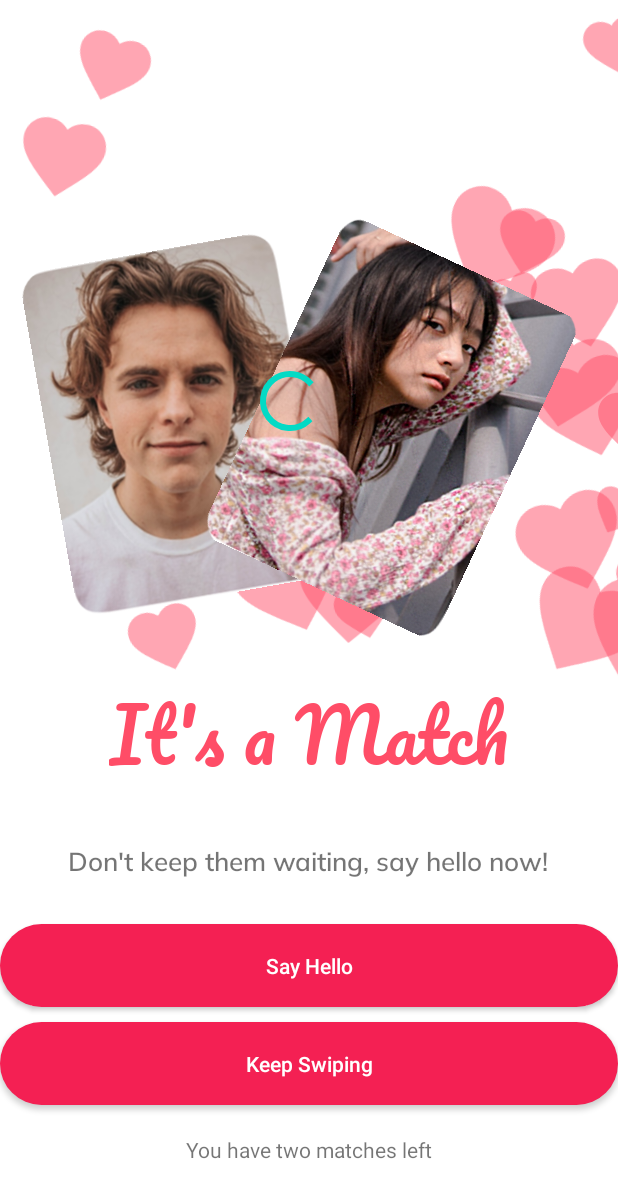
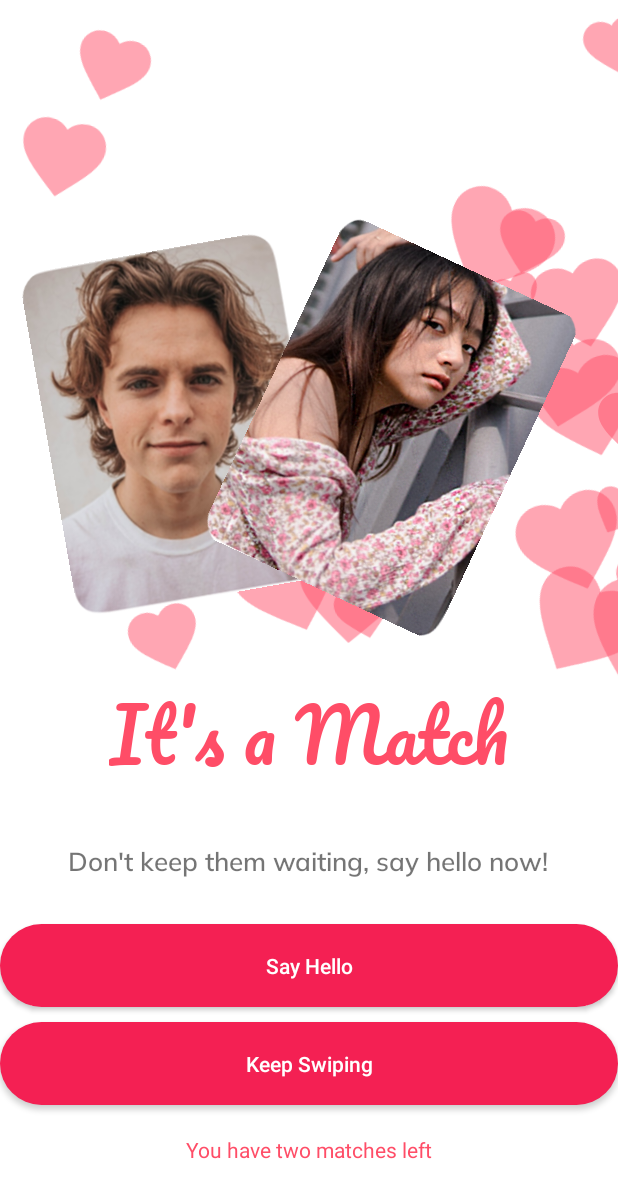
Before and after one commit to chhavisharma30/Match-People, an Android app: the Matched screen opened directly, with no data from a screen before it, on a phone screen of 412 x 824 dp. Shown: the top 1198 px of the screen. Run offline under Robolectric (Android 15) with nearby library versions, the phone set to English and light mode, and no system bars; 1 statement that could not run was skipped.

Commit message:
Completed Match Section

```diff
--- a/app/build.gradle
+++ b/app/build.gradle
@@ -39,6 +39,7 @@ dependencies {
     implementation 'com.google.android.material:material:1.9.0'
     implementation 'androidx.constraintlayout:constraintlayout:2.1.4'
     testImplementation 'junit:junit:4.13.2'
+    implementation 'com.google.firebase:firebase-database-ktx:20.0.1'
     implementation 'androidx.recyclerview:recyclerview:1.3.0'
     androidTestImplementation 'androidx.test.ext:junit:1.1.5'
     androidTestImplementation 'androidx.test.espresso:espresso-core:3.5.1'
--- a/app/src/main/res/layout/activity_matched.xml
+++ b/app/src/main/res/layout/activity_matched.xml
@@ -89,6 +89,7 @@
         android:layout_width="wrap_content"
         android:layout_height="wrap_content"
         android:layout_marginTop="20dp"
+        android:textColor="#FF4D67"
         android:text="You have two matches left"
         app:layout_constraintBottom_toBottomOf="parent"
         app:layout_constraintEnd_toEndOf="parent"
@@ -122,20 +123,6 @@
         app:layout_constraintVertical_bias="0.824"
         app:srcCompat="@drawable/carousel3" />
 
-    <ProgressBar
-        android:id="@+id/progressBar2"
-        android:indeterminate="false"
-        android:progressDrawable="@drawable/progress_bar_custom"
-        android:max="100"
-        android:progress="50"
-        android:layout_width="wrap_content"
-        android:layout_height="wrap_content"
-        app:layout_constraintBottom_toTopOf="@+id/textView2"
-        app:layout_constraintEnd_toEndOf="@+id/imageView"
-        app:layout_constraintHorizontal_bias="0.0"
-        app:layout_constraintStart_toStartOf="@+id/imageView2"
-        app:layout_constraintTop_toTopOf="parent"
-        app:layout_constraintVertical_bias="0.623" />
 
 
 </androidx.constraintlayout.widget.ConstraintLayout>
```
